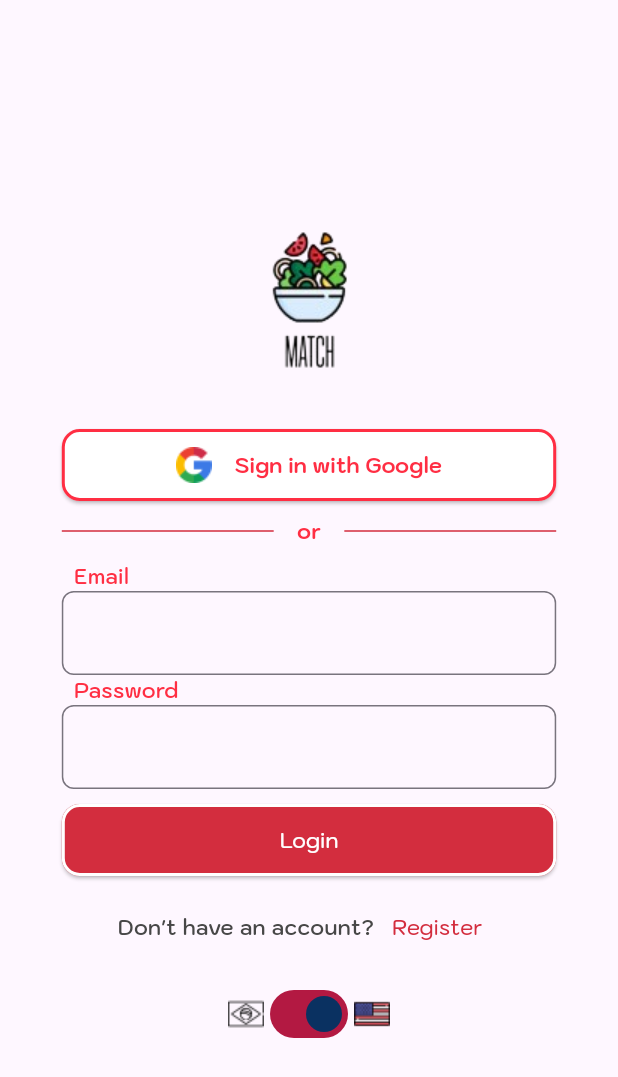
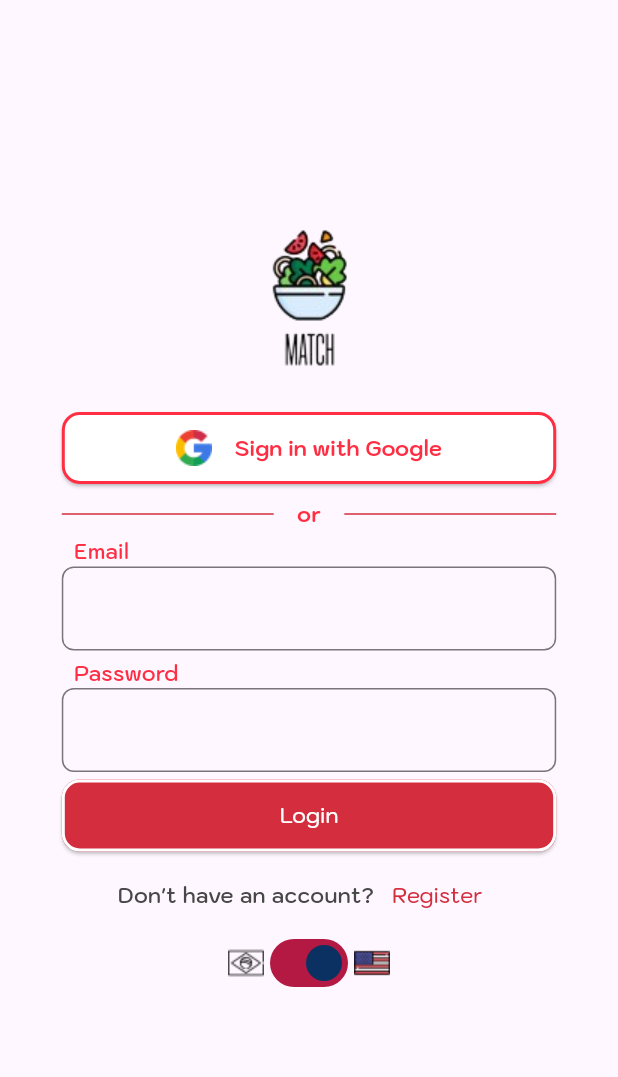
Before and after one commit to joaovvn/matchapp, a Flutter app: the screen it shows after launch, on a phone screen of 412 x 824 dp. Shown: the top 1077 px of the screen. Run offline on Flutter 3.47's test engine with Material 3 defaults, Android fonts, the phone set to English and light mode, and no system bars; our stand-ins replace appinio_swiper, firebase_auth, firebase_core, firebase_database, gap, get and 4 more; missing offline and left inert: qr_code_dart_scan; accounts and stored records are empty; generated files the repository leaves out were written again.

Commit message:
Refactor: login with loading

```diff
--- /dev/null
+++ b/lib/constants/loading_state.dart
@@ -0,0 +1 @@
+enum LoadingState { idle, loading, success, error }
--- a/lib/constants/widget_constants.dart
+++ b/lib/constants/widget_constants.dart
@@ -9,6 +9,7 @@ import 'package:get_storage/get_storage.dart';
 import 'package:match_app/constants/colors_constants.dart';
 import 'package:match_app/constants/function_constants.dart';
 import 'package:match_app/constants/image_constants.dart';
+import 'package:match_app/constants/loading_state.dart';
 import 'package:match_app/models/food_type.dart';
 import 'package:match_app/models/restaurant.dart';
 import 'package:match_app/screens/match/restaurant_match_screen.dart';
@@ -683,4 +684,32 @@ class WidgetConstants {
               ),
             )));
   }
+
+  static Widget loadingStateWidget(
+      LoadingState loadingState, Widget idleWidget) {
+    Widget widget;
+    switch (loadingState) {
+      case LoadingState.idle:
+        widget = idleWidget;
+        break;
+      case LoadingState.loading:
+        widget = const CircularProgressIndicator(
+          color: ColorsConstants.mainAccent,
+        );
+        break;
+      case LoadingState.success:
+        widget = const Icon(Icons.check,
+            color: Colors.green, size: 50, key: ValueKey(LoadingState.success));
+        break;
+      case LoadingState.error:
+        widget = const Icon(Icons.close,
+            color: Colors.red, size: 50, key: ValueKey(LoadingState.error));
+        break;
+    }
+
+    return AnimatedSwitcher(
+      duration: Durations.medium2,
+      child: widget,
+    );
+  }
 }
--- a/lib/l10n/app_en.arb
+++ b/lib/l10n/app_en.arb
@@ -52,5 +52,7 @@
     "networkRequestFailed": "Network error. Check your internet connection.",
     "invalidCredential": "Invalid login credentials.",
     "operationNotAllowed": "Email/password login is not enabled.",
-    "errorLogout": "Error logging out. Try again!"
+    "errorLogout": "Error logging out. Try again!",
+    "unexpectedError": "Unexpected error. Please try again.",
+    "unknownError": "Unknown error: "
 }
--- a/lib/l10n/app_pt.arb
+++ b/lib/l10n/app_pt.arb
@@ -52,5 +52,7 @@
     "networkRequestFailed": "Erro de rede. Verifique sua conexão com a internet.",
     "invalidCredential": "Credenciais de login inválidas.",
     "operationNotAllowed": "O login com e-mail/senha não está habilitado.",
-    "errorLogout": "Erro ao fazer Logout. Tente novamente!"
+    "errorLogout": "Erro ao fazer Logout. Tente novamente!",
+    "unexpectedError": "Erro inesperado. Tente novamente.",
+    "unknownError": "Erro desconhecido: "
 }
--- a/lib/screens/user/login_screen.dart
+++ b/lib/screens/user/login_screen.dart
@@ -30,10 +30,24 @@ class _LoginScreenState extends State<LoginScreen> {
         mainAxisAlignment: MainAxisAlignment.center,
         crossAxisAlignment: CrossAxisAlignment.center,
         children: [
+          Expanded(
+            flex: 4,
+            child: Column(
+              mainAxisAlignment: MainAxisAlignment.end,
+              children: [
                 Image.asset(
                   ImageConstants.logo,
                 ),
-          const Gap(10),
+              ],
+            ),
+          ),
+          Expanded(
+            flex: 5,
+            child: Obx(() {
+              return WidgetConstants.loadingStateWidget(
+                controller.loadingState.value,
+                Column(
+                  children: [
                     WidgetConstants.button(
                         ColorsConstants.contrast,
                         borderColor: ColorsConstants.main,
@@ -85,42 +99,58 @@ class _LoginScreenState extends State<LoginScreen> {
                         ],
                       ),
                     ),
-          const Gap(10),
+                    const Gap(5),
                     WidgetConstants.textField(controller.emailController,
                         AppLocalizations.of(context)!.email, context, 0.8),
+                    const Gap(5),
                     WidgetConstants.textField(controller.passwordController,
                         AppLocalizations.of(context)!.password, context, 0.8,
                         isPassword: true),
-          const Gap(10),
+                    const Gap(5),
                     WidgetConstants.button(ColorsConstants.mainAccent, 0.8, () {
                       controller.login();
                     },
                         Text(
                           AppLocalizations.of(context)!.login,
-                style: const TextStyle(color: ColorsConstants.contrast),
+                          style:
+                              const TextStyle(color: ColorsConstants.contrast),
                         ),
                         context),
-          const Gap(10),
+                    const Gap(5),
                     Row(
                       mainAxisAlignment: MainAxisAlignment.center,
                       children: [
                         Text(
                           AppLocalizations.of(context)!.noAccount,
                           style: const TextStyle(
-                    color: ColorsConstants.grey, fontWeight: FontWeight.w600),
+                              color: ColorsConstants.grey,
+                              fontWeight: FontWeight.w600),
                         ),
                         WidgetConstants.textButton(
                             () {},
                             Text(
                               AppLocalizations.of(context)!.register,
-                    style: const TextStyle(color: ColorsConstants.mainAccent),
+                              style: const TextStyle(
+                                  color: ColorsConstants.mainAccent),
                             )),
                       ],
                     ),
-          const Gap(10),
+                  ],
+                ),
+              );
+            }),
+          ),
+          Expanded(
+            flex: 3,
+            child: Column(
+              mainAxisAlignment: MainAxisAlignment.start,
+              children: [
                 Obx(() {
                   return WidgetConstants.languageSwitch(controller.isEnglish);
-          })
+                }),
+              ],
+            ),
+          )
         ],
       ),
     );
```
Also changed, not shown: lib/screens/home/controller/home_controller.dart (+24 -19 lines), lib/screens/match/controller/food_type_match_controller.dart (+14 -11 lines), lib/screens/user/controller/login_controller.dart (+35 -7 lines), pubspec.lock, 3 other files. Lines whose indentation alone changed are shown as unchanged.
